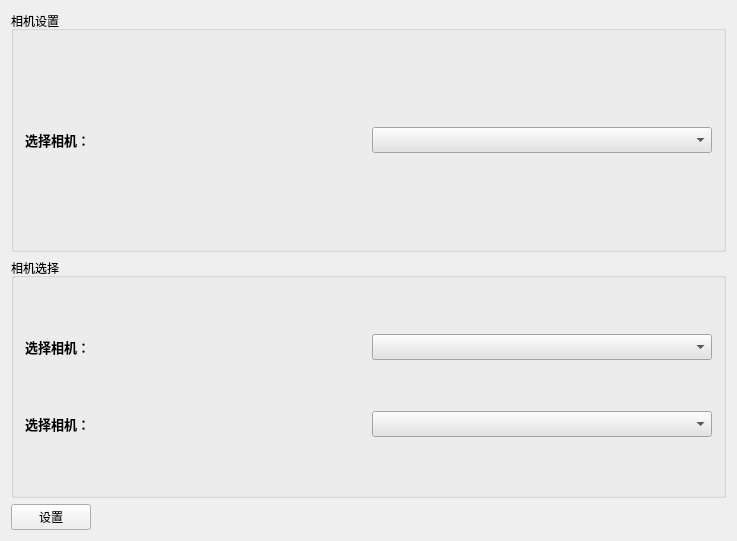
Qt form HXQ/Widgets/camera2Widget.ui (galepai/HXQ) before a commit.
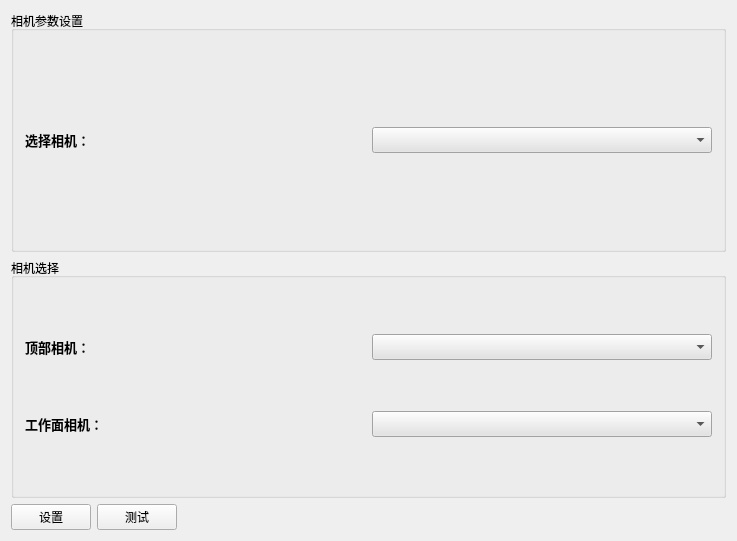
The same form after that commit.

The edit to the form file:
```diff
--- a/HXQ/Widgets/camera2Widget.ui
+++ b/HXQ/Widgets/camera2Widget.ui
@@ -23,7 +23,7 @@
       </sizepolicy>
      </property>
      <property name="title">
-      <string>相机设置</string>
+      <string>相机参数设置</string>
      </property>
      <layout class="QVBoxLayout" name="verticalLayout">
       <item>
@@ -115,7 +115,7 @@
            </font>
           </property>
           <property name="text">
-           <string>选择相机：</string>
+           <string>顶部相机：</string>
           </property>
          </widget>
         </item>
@@ -170,7 +170,7 @@
            </font>
           </property>
           <property name="text">
-           <string>选择相机：</string>
+           <string>工作面相机：</string>
           </property>
          </widget>
         </item>
@@ -218,6 +218,13 @@
        </property>
       </widget>
      </item>
+     <item>
+      <widget class="QPushButton" name="testButton">
+       <property name="text">
+        <string>测试</string>
+       </property>
+      </widget>
+     </item>
      <item>
       <spacer name="horizontalSpacer">
        <property name="orientation">
```
